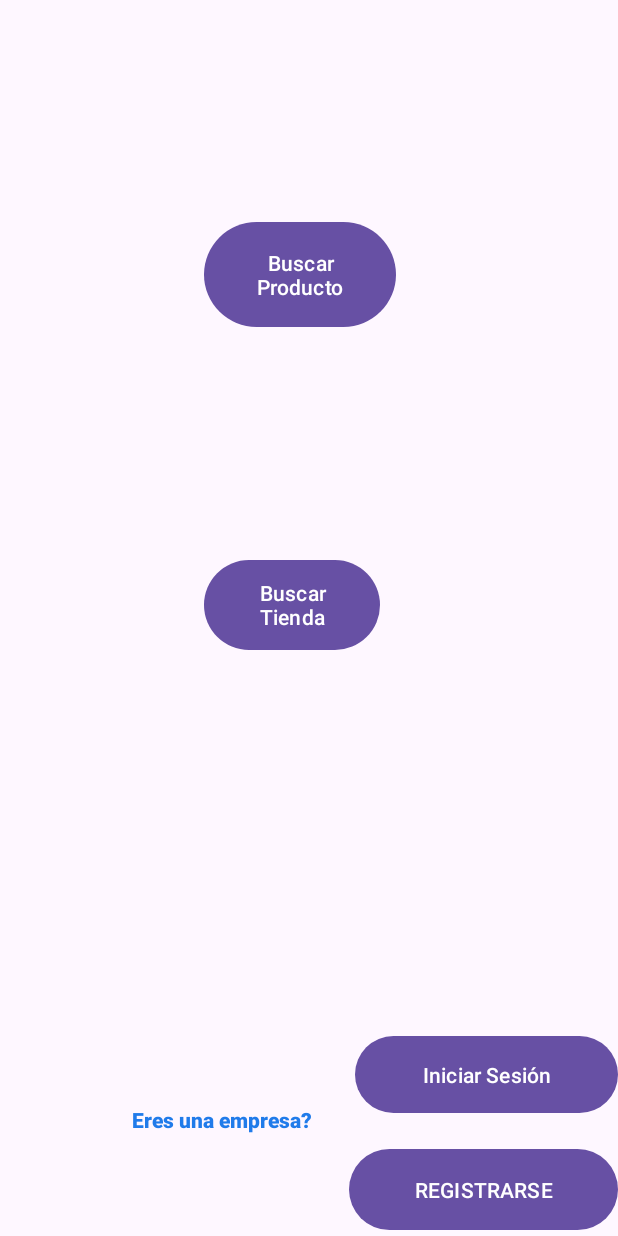
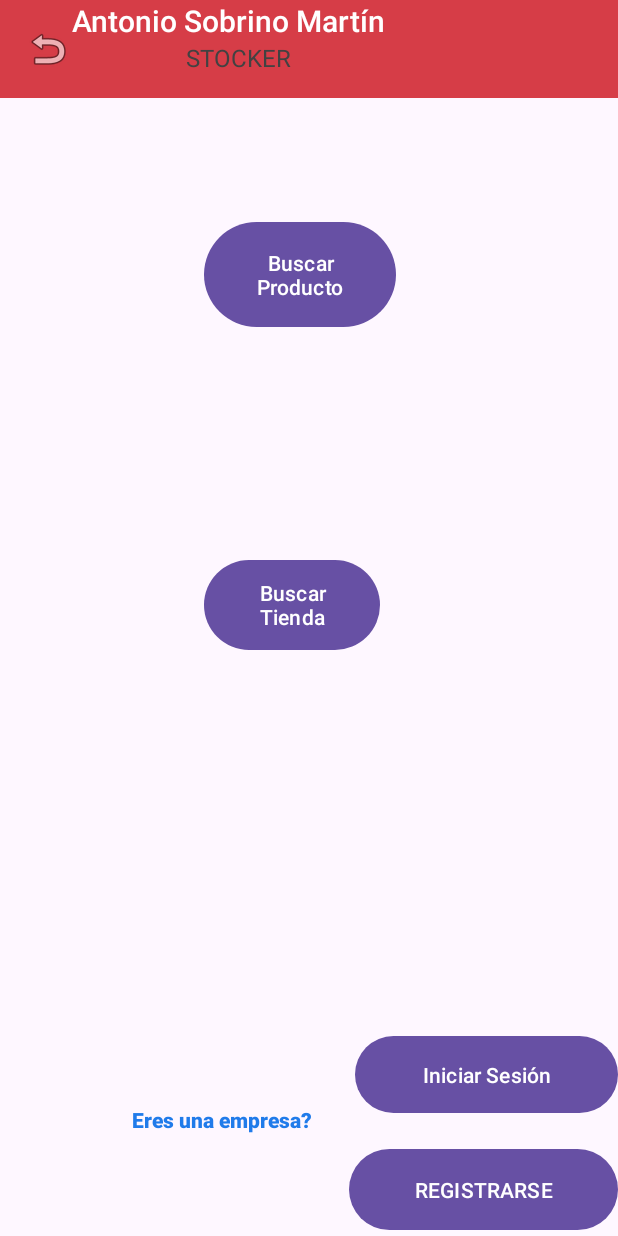
Before and after one commit to AsobrinoM/STOCKER2, an Android app: the MainActivity screen opened directly, with no data from a screen before it, on a phone screen of 412 x 824 dp. Run offline under Robolectric (Android 15) with nearby library versions, the phone set to English and light mode, and no system bars.

Commit message:
he hecho cosas
(cositas nacis)

```diff
--- a/app/src/main/AndroidManifest.xml
+++ b/app/src/main/AndroidManifest.xml
@@ -15,6 +15,7 @@
         <activity
             android:name=".ActivityIngresoProductos"
             android:exported="false" />
+
         <activity
             android:name=".MainActivity"
             android:exported="true">
--- a/app/src/main/java/com/example/stocker2/MainActivity.kt
+++ b/app/src/main/java/com/example/stocker2/MainActivity.kt
@@ -12,6 +12,10 @@ class MainActivity : AppCompatActivity() {
     override fun onCreate(savedInstanceState: Bundle?) {
         super.onCreate(savedInstanceState)
         crearObjetosDelXML()
+        setSupportActionBar(binding.appbar.toolb)
+        supportActionBar?.setDisplayShowTitleEnabled(false)
+
+
     }
     private fun crearObjetosDelXML(){
         binding=ActivityMainBinding.inflate(layoutInflater)
--- a/app/src/main/res/layout/activity_ingreso_productos.xml
+++ b/app/src/main/res/layout/activity_ingreso_productos.xml
@@ -62,4 +62,5 @@
         app:layout_constraintHorizontal_bias="0.0"
         app:layout_constraintStart_toStartOf="parent"
         app:layout_constraintTop_toTopOf="parent" />
+
 </androidx.constraintlayout.widget.ConstraintLayout>
--- a/app/src/main/res/layout/activity_main.xml
+++ b/app/src/main/res/layout/activity_main.xml
@@ -7,6 +7,16 @@
     tools:context=".MainActivity">
 
 
+
+
+
+
+
+
+
+
+
+    <include android:id="@+id/appbar" layout="@layout/toolbar"/>
 
     <Button
         android:id="@+id/ButtonBT"
--- /dev/null
+++ b/app/src/main/res/layout/toolbar.xml
@@ -0,0 +1,52 @@
+<?xml version="1.0" encoding="utf-8"?>
+<androidx.appcompat.widget.Toolbar xmlns:android="http://schemas.android.com/apk/res/android"
+    xmlns:app="http://schemas.android.com/apk/res-auto"
+    xmlns:tools="http://schemas.android.com/tools"
+    android:id="@+id/toolb"
+    android:layout_width="match_parent"
+    android:layout_height="wrap_content"
+    android:background="#3E3640"
+    android:backgroundTint="#980707"
+    android:backgroundTintMode="add"
+    android:minHeight="?attr/actionBarSize"
+    android:theme="?attr/actionBarTheme"
+    app:layout_constraintEnd_toEndOf="parent"
+    app:layout_constraintStart_toStartOf="parent"
+    app:layout_constraintTop_toTopOf="parent">
+
+    <ImageView
+        android:id="@+id/btn_atras"
+        android:layout_width="wrap_content"
+        android:layout_height="wrap_content"
+        app:srcCompat="@android:drawable/ic_menu_revert" />
+
+    <LinearLayout
+        android:layout_width="wrap_content"
+        android:layout_height="wrap_content"
+        android:orientation="vertical"
+        android:paddingBottom="16dp"
+        app:layout_constraintBottom_toBottomOf="parent"
+        app:layout_constraintEnd_toEndOf="parent"
+        app:layout_constraintStart_toStartOf="parent"
+        app:layout_constraintTop_toTopOf="parent"
+        app:layout_constraintVertical_bias="0.0">
+
+        <TextView
+            android:id="@+id/textView2"
+            style="@style/TextAppearance.AppCompat.Widget.ActionBar.Title"
+            android:layout_width="match_parent"
+            android:layout_height="wrap_content"
+            android:text="@string/MiNombre"
+            android:textColor="@color/white" />
+
+        <TextView
+            android:id="@+id/textView3"
+            style="@style/TextAppearance.AppCompat.Widget.ActionBar.Subtitle"
+            android:layout_width="221dp"
+            android:layout_height="wrap_content"
+            android:text="@string/appname"
+            android:textAlignment="center"
+            android:textColor="@color/cardview_dark_background" />
+    </LinearLayout>
+
+</androidx.appcompat.widget.Toolbar>
```
Also changed, not shown: app/src/main/res/menu/menu_main_act1.xml (added, +55 -0 lines), app/src/main/res/menu/menu_main_act2.xml (added, +14 -0 lines), app/src/main/res/values/strings.xml (+9 -0 lines).
